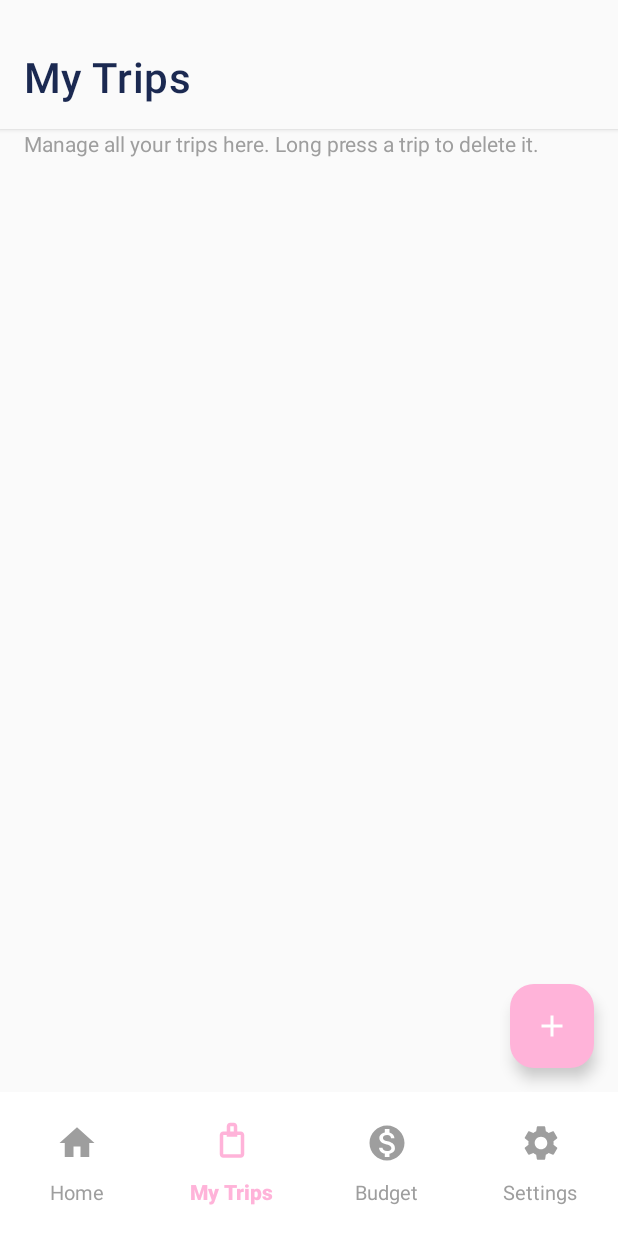
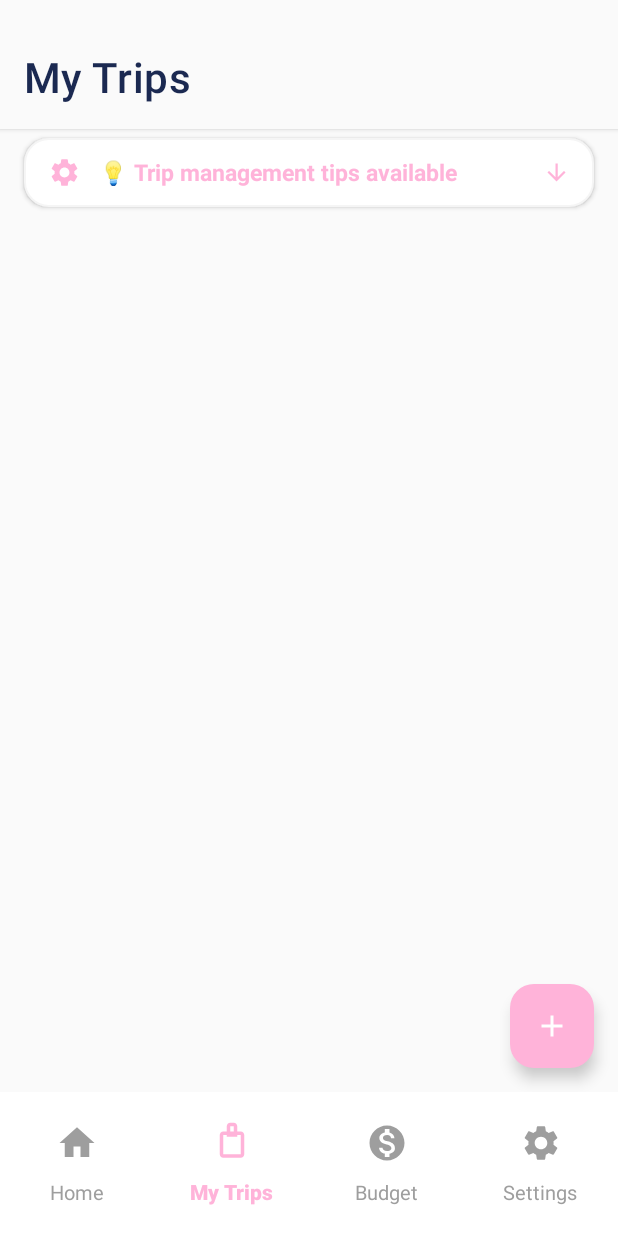
Before and after one commit to Perth00/WanderPlan, an Android app: the screen it shows after launch once a user with an empty profile is signed in (MainActivity), item 2 of the bottom bar chosen, on a phone screen of 412 x 824 dp. Run offline under Robolectric (Android 15) with nearby library versions, the phone set to English and light mode, and no system bars; our stand-ins replace Firebase (no records; nobody signed in at launch, a user with empty details on screens opened directly), Room's generated code.

Commit message:
finish the design and enhacnement vision

```diff
--- a/app/src/main/java/com/example/mobiledegreefinalproject/HomeFragment.java
+++ b/app/src/main/java/com/example/mobiledegreefinalproject/HomeFragment.java
@@ -34,6 +34,9 @@ public class HomeFragment extends Fragment {
     private TripsAdapter tripsAdapter;
     private TripsViewModel viewModel;
 
+    // Info Panel Manager for non-intrusive messages
+    private InfoPanelManager infoPanelManager;
+
     @Override
     public View onCreateView(@NonNull LayoutInflater inflater, ViewGroup container,
                              Bundle savedInstanceState) {
@@ -60,6 +63,25 @@ public class HomeFragment extends Fragment {
 
         // Find the button in the empty state layout
         btnAddTrip = view.findViewById(R.id.btn_add_trip_empty);
+
+        // Initialize Info Panel Manager
+        ViewGroup infoPanelContainer = view.findViewById(R.id.info_panel_container);
+        if (infoPanelContainer != null) {
+            infoPanelManager = new InfoPanelManager(getContext(), infoPanelContainer);
+
+            // Show appropriate tips based on user status
+            if (getActivity() instanceof MainActivity) {
+                MainActivity mainActivity = (MainActivity) getActivity();
+                UserManager userManager = mainActivity.getUserManager();
+                if (userManager != null && !userManager.isLoggedIn()) {
+                    infoPanelManager.showAccountRequiredForSync();
+                } else {
+                    infoPanelManager.showGeneralTip("This page shows your upcoming trips. Manage trips in 'My Trips' tab.");
+                }
+            }
+        } else {
+            android.util.Log.w("HomeFragment", "Info panel container not found");
+        }
     }
 
     private void setupViewModel() {
--- /dev/null
+++ b/app/src/main/java/com/example/mobiledegreefinalproject/InfoPanelManager.java
@@ -0,0 +1,319 @@
+package com.example.mobiledegreefinalproject;
+
+import android.content.Context;
+import android.view.View;
+import android.view.ViewGroup;
+import android.view.animation.Animation;
+import android.view.animation.AnimationUtils;
+import android.widget.ImageView;
+import android.widget.LinearLayout;
+import android.widget.TextView;
+
+/**
+ * Manager for handling the expandable info panel that provides
+ * non-intrusive tips and messages to users
+ */
+public class InfoPanelManager {
+
+    private static final String TAG = "InfoPanelManager";
+
+    private Context context;
+    private ViewGroup infoPanelContainer;
+    private LinearLayout infoStripHeader;
+    private LinearLayout infoPanelContent;
+    private ImageView infoArrow;
+    private TextView infoStripText;
+
+    // Content TextViews
+    private TextView tripTips;
+    private TextView activityTips;
+    private TextView syncStatus;
+    private TextView generalTips;
+
+    private boolean isExpanded = false;
+
+    public InfoPanelManager(Context context, ViewGroup infoPanelContainer) {
+        this.context = context;
+        this.infoPanelContainer = infoPanelContainer;
+        initViews();
+        setupClickListeners();
+    }
+
+    private void initViews() {
+        try {
+            infoStripHeader = infoPanelContainer.findViewById(R.id.info_strip_header);
+            infoPanelContent = infoPanelContainer.findViewById(R.id.info_panel_content);
+            infoArrow = infoPanelContainer.findViewById(R.id.iv_info_arrow);
+            infoStripText = infoPanelContainer.findViewById(R.id.tv_info_strip_text);
+
+            // Content views
+            tripTips = infoPanelContainer.findViewById(R.id.tv_trip_tips);
+            activityTips = infoPanelContainer.findViewById(R.id.tv_activity_tips);
+            syncStatus = infoPanelContainer.findViewById(R.id.tv_sync_status);
+            generalTips = infoPanelContainer.findViewById(R.id.tv_general_tips);
+
+        } catch (Exception e) {
+            android.util.Log.e(TAG, "Error initializing info panel views", e);
+        }
+    }
+
+    private void setupClickListeners() {
+        if (infoStripHeader != null) {
+            infoStripHeader.setOnClickListener(v -> toggleInfoPanel());
+        }
+    }
+
+    private void toggleInfoPanel() {
+        if (infoPanelContent == null || infoArrow == null) return;
+
+        try {
+            if (isExpanded) {
+                // Collapse
+                collapsePanel();
+            } else {
+                // Expand
+                expandPanel();
+            }
+        } catch (Exception e) {
+            android.util.Log.e(TAG, "Error toggling info panel", e);
+        }
+    }
+
+    private void expandPanel() {
+        if (infoPanelContent == null || infoArrow == null) return;
+
+        infoPanelContent.setVisibility(View.VISIBLE);
+
+        // Animate arrow rotation
+        infoArrow.animate()
+                .rotation(90f)
+                .setDuration(200)
+                .start();
+
+        // Animate panel expansion
+        try {
+            Animation slideDown = AnimationUtils.loadAnimation(context, R.anim.slide_up);
+            slideDown.setDuration(250);
+            infoPanelContent.startAnimation(slideDown);
+        } catch (Exception e) {
+            android.util.Log.w(TAG, "Animation error during expand", e);
+        }
+
+        isExpanded = true;
+        updateInfoStripText("👆 Tap to hide tips");
+    }
+
+    private void collapsePanel() {
+        if (infoPanelContent == null || infoArrow == null) return;
+
+        // Animate arrow rotation
+        infoArrow.animate()
+                .rotation(270f)
+                .setDuration(200)
+                .start();
+
+        // Animate panel collapse
+        try {
+            Animation fadeOut = AnimationUtils.loadAnimation(context, R.anim.fade_in);
+            fadeOut.setDuration(200);
+            fadeOut.setAnimationListener(new Animation.AnimationListener() {
+                @Override
+                public void onAnimationStart(Animation animation) {}
+
+                @Override
+                public void onAnimationEnd(Animation animation) {
+                    if (infoPanelContent != null) {
+                        infoPanelContent.setVisibility(View.GONE);
+                    }
+                }
+
+                @Override
+                public void onAnimationRepeat(Animation animation) {}
+            });
+            infoPanelContent.startAnimation(fadeOut);
+        } catch (Exception e) {
+            android.util.Log.w(TAG, "Animation error during collapse", e);
+            // Fallback without animation
+            infoPanelContent.setVisibility(View.GONE);
+        }
+
+        isExpanded = false;
+        updateInfoStripText("💡 Tap for tips and sync info");
+    }
+
+    private void updateInfoStripText(String text) {
+        if (infoStripText != null) {
+            infoStripText.setText(text);
+        }
+    }
+
+    // Methods to show different types of content
+
+    public void showTripManagementTips() {
+        if (tripTips != null) {
+            // Add emoji prefix and set proper color for trip tips
+            String tipsText = "🗺️ Long press a trip in 'My Trips' to delete it\n" +
+                             "🏠 Home shows upcoming trips (view-only)\n" +
+                             "🔄 Sync requires a registered account";
+            tripTips.setText(tipsText);
+
+            // Set proper color for trip tips
+            try {
+                tripTips.setTextColor(context.getResources().getColor(R.color.primary, context.getTheme()));
+            } catch (Exception e) {
+                android.util.Log.w(TAG, "Error setting trip tips color", e);
+                // Fallback to default
+                tripTips.setTextColor(context.getResources().getColor(R.color.primary));
+            }
+        }
+
+        showContent(tripTips, true);
+        updateInfoStripText("💡 Trip management tips available");
+    }
+
+    public void showActivityManagementTips() {
+        if (activityTips != null) {
+            // Add emoji prefix and set proper color for activity tips
+            String tipsText = "🎯 Long press an activity to delete it\n" +
+                             "🔄 New activities may need a refresh to appear\n" +
+                             "☁️ All changes sync automatically with your account";
+            activityTips.setText(tipsText);
+
+            // Set proper color for activity tips
+            try {
+                activityTips.setTextColor(context.getResources().getColor(R.color.primary, context.getTheme()));
+            } catch (Exception e) {
+                android.util.Log.w(TAG, "Error setting activity tips color", e);
+                // Fallback to default
+                activityTips.setTextColor(context.getResources().getColor(R.color.primary));
+            }
+        }
+
+        showContent(activityTips, true);
+        updateInfoStripText("💡 Activity management tips available");
+    }
+
+    public void updateSyncStatus(String status, boolean isSuccess) {
+        if (syncStatus != null) {
+            String prefix = isSuccess ? "📡 " : "⚠️ ";
+            syncStatus.setText(prefix + "Sync Status: " + status);
+
+            // Set color based on status
+            try {
+                int colorRes = isSuccess ? R.color.success : R.color.warning;
+                syncStatus.setTextColor(context.getResources().getColor(colorRes, context.getTheme()));
+            } catch (Exception e) {
+                android.util.Log.w(TAG, "Error setting sync status color", e);
+            }
+
+            showContent(syncStatus, true);
+            updateInfoStripText("Sync status updated");
+        }
+    }
+
+    public void showGeneralTip(String tip) {
+        if (generalTips != null) {
+            generalTips.setText("💡 " + tip);
+
+            // Set proper color for tips - using primary blue like other panels
+            try {
+                generalTips.setTextColor(context.getResources().getColor(R.color.primary, context.getTheme()));
+            } catch (Exception e) {
+                android.util.Log.w(TAG, "Error setting general tip color", e);
+                // Fallback to default
+                generalTips.setTextColor(context.getResources().getColor(R.color.primary));
+            }
+
+            showContent(generalTips, true);
+            updateInfoStripText("💡 New tip available");
+        }
+    }
+
+    public void addCustomMessage(String message, boolean isImportant) {
+        // For custom messages, we'll use the general tips area
+        if (generalTips != null) {
+            String prefix = isImportant ? "⚠️ " : "ℹ️ ";
+            generalTips.setText(prefix + message);
+
+            // Set color based on importance - use primary blue for consistency, except warnings
+            try {
+                int colorRes = isImportant ? R.color.warning : R.color.primary;
+                generalTips.setTextColor(context.getResources().getColor(colorRes, context.getTheme()));
+            } catch (Exception e) {
+                android.util.Log.w(TAG, "Error setting custom message color", e);
+                // Fallback to default
+                generalTips.setTextColor(context.getResources().getColor(R.color.primary));
+            }
+
+            showContent(generalTips, true);
+            updateInfoStripText(isImportant ? "⚠️ Important info available" : "ℹ️ Info available");
+        }
+    }
+
+    private void showContent(TextView contentView, boolean show) {
+        if (contentView != null) {
+            contentView.setVisibility(show ? View.VISIBLE : View.GONE);
+        }
+    }
+
+    // Convenience methods for common scenarios
+
+    public void showSyncSuccess() {
+        updateSyncStatus("All data up to date", true);
+    }
+
+    public void showSyncInProgress() {
+        updateSyncStatus("Syncing data...", true);
+    }
+
+    public void showSyncError(String error) {
+        updateSyncStatus("Sync error: " + error, false);
+    }
+
+    public void showActivityDeletedMessage() {
+        addCustomMessage("Activity deleted. Data refreshed automatically.", false);
+    }
+
+    public void showTripDeletedMessage() {
+        addCustomMessage("Trip deleted successfully. Returning to trip list.", false);
+    }
+
+    public void showAccountRequiredForSync() {
+        showGeneralTip("Create an account to sync your trips across devices");
+    }
+
+    public void showActivityRefreshTip() {
+        addCustomMessage("New activities may need a refresh to appear", false);
+    }
+
+    public void showDeleteInstructionForTrip() {
+        addCustomMessage("To delete a trip, go to 'My Trips' and long press the trip", false);
+    }
+
+    // Reset and cleanup methods
+
+    public void hideAllContent() {
+        showContent(tripTips, false);
+        showContent(activityTips, false);
+        showContent(syncStatus, false);
+        showContent(generalTips, false);
+        updateInfoStripText("💡 Tap for tips and sync info");
+    }
+
+    public void reset() {
+        hideAllContent();
+        if (isExpanded) {
+            collapsePanel();
+        }
+    }
+
+    public boolean isExpanded() {
+        return isExpanded;
+    }
+
+    public void setVisible(boolean visible) {
+        if (infoPanelContainer != null) {
+            infoPanelContainer.setVisibility(visible ? View.VISIBLE : View.GONE);
+        }
+    }
+}
--- a/app/src/main/java/com/example/mobiledegreefinalproject/TripsFragment.java
+++ b/app/src/main/java/com/example/mobiledegreefinalproject/TripsFragment.java
@@ -1,10 +1,12 @@
 package com.example.mobiledegreefinalproject;
 
+import android.app.AlertDialog;
 import android.content.Intent;
 import android.os.Bundle;
 import android.view.LayoutInflater;
 import android.view.View;
 import android.view.ViewGroup;
+import android.widget.LinearLayout;
 import android.widget.TextView;
 import android.widget.Toast;
 
@@ -29,6 +31,8 @@ public class TripsFragment extends Fragment {
     private TripsAdapter tripsAdapter;
     private TripsViewModel viewModel;
 
+    // Info Panel Manager for non-intrusive messages
+    private InfoPanelManager infoPanelManager;
 
     @Override
     public View onCreateView(@NonNull LayoutInflater inflater, ViewGroup container,
@@ -58,6 +62,15 @@ public class TripsFragment extends Fragment {
         tripsRecyclerView = view.findViewById(R.id.rv_trips);
         fabAddTrip = view.findViewById(R.id.fab_add_trip);
         emptyStateText = view.findViewById(R.id.empty_state_text);
+
+        // Initialize Info Panel Manager
+        ViewGroup infoPanelContainer = view.findViewById(R.id.info_panel_container);
+        if (infoPanelContainer != null) {
+            infoPanelManager = new InfoPanelManager(getContext(), infoPanelContainer);
+            infoPanelManager.showTripManagementTips();
+        } else {
+            android.util.Log.w("TripsFragment", "Info panel container not found");
+        }
 
         // Debug: Log if views are null
         if (tripsRecyclerView == null) {
@@ -129,12 +142,10 @@ public class TripsFragment extends Fragment {
         }
     }
 
-
-
     private void showDeleteTripDialog(Trip trip) {
         if (getContext() == null) return;
 
-        new android.app.AlertDialog.Builder(getContext())
+        new AlertDialog.Builder(getContext())
                 .setTitle("Delete Trip")
                 .setMessage("Are you sure you want to delete \"" + trip.getTitle() + "\"?\n\nThis will also delete all activities for this trip. This action cannot be undone.")
                 .setPositiveButton("Delete", (dialog, which) -> deleteTrip(trip))
@@ -151,7 +162,7 @@ public class TripsFragment extends Fragment {
         }
 
         // Show loading dialog
-        android.app.AlertDialog progressDialog = new android.app.AlertDialog.Builder(getContext())
+        AlertDialog progressDialog = new AlertDialog.Builder(getContext())
             .setMessage("Deleting trip...")
             .setCancelable(false)
             .create();
@@ -182,7 +193,9 @@ public class TripsFragment extends Fragment {
                 }
 
                 if (getContext() != null) {
-                    Toast.makeText(getContext(), "Trip \"" + trip.getTitle() + "\" deleted successfully", Toast.LENGTH_SHORT).show();
+                    if (infoPanelManager != null) {
+                        infoPanelManager.addCustomMessage("Trip \"" + trip.getTitle() + "\" deleted successfully", false);
+                    }
                 }
 
                 android.util.Log.d("TripsFragment", "Trip deleted successfully: " + trip.getTitle());
@@ -213,7 +226,7 @@ public class TripsFragment extends Fragment {
 
                 if (getContext() != null) {
                     try {
-                        new android.app.AlertDialog.Builder(getContext())
+                        new AlertDialog.Builder(getContext())
                                 .setTitle("Delete Failed")
                                 .setMessage("Failed to delete trip: " + error)
                                 .setPositiveButton("OK", null)
--- a/app/src/main/res/layout/fragment_trips.xml
+++ b/app/src/main/res/layout/fragment_trips.xml
@@ -6,14 +6,6 @@
     android:background="@color/background_light">
 
     <!-- Header Section -->
-    <LinearLayout
-        android:id="@+id/layout_header"
-        android:layout_width="match_parent"
-        android:layout_height="wrap_content"
-        android:orientation="vertical"
-        android:paddingBottom="8dp">
-
-        <!-- Page Title -->
     <TextView
         android:id="@+id/tv_header"
         style="@style/WanderPlan.Text.PageHeader"
@@ -21,24 +13,20 @@
         android:layout_height="wrap_content"
         android:text="@string/nav_trips" />
 
-        <!-- Explanatory Text -->
-        <TextView
-            style="@style/WanderPlan.Text.Body"
+    <!-- Info Panel -->
+    <include
+        android:id="@+id/info_panel_container"
+        layout="@layout/info_panel_strip"
         android:layout_width="match_parent"
         android:layout_height="wrap_content"
-            android:paddingHorizontal="16dp"
-            android:text="Manage all your trips here. Long press a trip to delete it."
-            android:textColor="@color/medium_grey"
-            android:textSize="14sp" />
-
-    </LinearLayout>
+        android:layout_below="@+id/tv_header" />
 
     <!-- Trips List -->
     <androidx.recyclerview.widget.RecyclerView
         android:id="@+id/rv_trips"
         android:layout_width="match_parent"
         android:layout_height="match_parent"
-        android:layout_below="@+id/layout_header"
+        android:layout_below="@+id/info_panel_container"
         android:padding="8dp" />
 
     <!-- Empty State -->
--- /dev/null
+++ b/app/src/main/res/layout/info_panel_strip.xml
@@ -0,0 +1,126 @@
+<?xml version="1.0" encoding="utf-8"?>
+<LinearLayout xmlns:android="http://schemas.android.com/apk/res/android"
+    xmlns:app="http://schemas.android.com/apk/res-auto"
+    android:layout_width="match_parent"
+    android:layout_height="wrap_content"
+    android:orientation="vertical"
+    android:background="@color/background_light">
+
+    <!-- Clickable Info Strip -->
+    <LinearLayout
+        android:id="@+id/info_strip_header"
+        android:layout_width="match_parent"
+        android:layout_height="wrap_content"
+        android:orientation="horizontal"
+        android:background="@drawable/bg_rounded_card"
+        android:layout_marginHorizontal="16dp"
+        android:layout_marginVertical="6dp"
+        android:paddingHorizontal="16dp"
+        android:paddingVertical="12dp"
+        android:clickable="true"
+        android:focusable="true"
+        android:foreground="?android:attr/selectableItemBackground"
+        android:elevation="2dp">
+
+        <!-- Info Icon -->
+        <ImageView
+            android:layout_width="22dp"
+            android:layout_height="22dp"
+            android:src="@drawable/ic_settings"
+            app:tint="@color/primary"
+            android:layout_gravity="center_vertical"
+            android:contentDescription="Info icon" />
+
+        <!-- Info Text -->
+        <TextView
+            android:id="@+id/tv_info_strip_text"
+            android:layout_width="0dp"
+            android:layout_height="wrap_content"
+            android:layout_weight="1"
+            android:layout_marginStart="12dp"
+            android:text="💡 Tap for tips and sync info"
+            android:textSize="15sp"
+            android:textColor="@color/primary"
+            android:textStyle="bold"
+            android:layout_gravity="center_vertical" />
+
+        <!-- Expand/Collapse Arrow -->
+        <ImageView
+            android:id="@+id/iv_info_arrow"
+            android:layout_width="18dp"
+            android:layout_height="18dp"
+            android:src="@drawable/ic_arrow_back"
+            app:tint="@color/primary"
+            android:layout_gravity="center_vertical"
+            android:rotation="270"
+            android:contentDescription="Expand/Collapse" />
+
+    </LinearLayout>
+
+    <!-- Expandable Info Content -->
+    <LinearLayout
+        android:id="@+id/info_panel_content"
+        android:layout_width="match_parent"
+        android:layout_height="wrap_content"
+        android:orientation="vertical"
+        android:background="@drawable/bg_rounded_card"
+        android:layout_marginHorizontal="16dp"
+        android:layout_marginBottom="12dp"
+        android:paddingHorizontal="20dp"
+        android:paddingVertical="16dp"
+        android:elevation="2dp"
+        android:visibility="gone">
+
+        <!-- Trip Management Tips -->
+        <TextView
+            android:id="@+id/tv_trip_tips"
+            android:layout_width="match_parent"
+            android:layout_height="wrap_content"
+            android:text="🗺️ Long press a trip in 'My Trips' to delete it\n🏠 Home shows upcoming trips (view-only)\n🔄 Sync requires a registered account"
+            android:textSize="14sp"
+            android:textColor="@color/primary"
+            android:lineSpacingExtra="4dp"
+            android:layout_marginBottom="12dp"
+            android:fontFamily="sans-serif"
+            android:visibility="gone" />
+
+        <!-- Activity Management Tips -->
+        <TextView
+            android:id="@+id/tv_activity_tips"
+            android:layout_width="match_parent"
+            android:layout_height="wrap_content"
+            android:text="🎯 Long press an activity to delete it\n🔄 New activities may need a refresh to appear\n☁️ All changes sync automatically with your account"
+            android:textSize="14sp"
+            android:textColor="@color/primary"
+            android:lineSpacingExtra="4dp"
+            android:layout_marginBottom="12dp"
+            android:fontFamily="sans-serif"
+            android:visibility="gone" />
+
+        <!-- Sync Status -->
+        <TextView
+            android:id="@+id/tv_sync_status"
+            android:layout_width="match_parent"
+            android:layout_height="wrap_content"
+            android:text="📡 Sync Status: All data up to date"
+            android:textSize="14sp"
+            android:textColor="@color/success"
+            android:textStyle="bold"
+            android:layout_marginBottom="8dp"
+            android:fontFamily="sans-serif"
+            android:visibility="gone" />
+
+        <!-- General Tips -->
+        <TextView
+            android:id="@+id/tv_general_tips"
+            android:layout_width="match_parent"
+            android:layout_height="wrap_content"
+            android:text="💡 Tip: Create an account to sync your trips across devices"
+            android:textSize="14sp"
+            android:textColor="@color/primary"
+            android:fontFamily="sans-serif"
+            android:visibility="gone" />
+
+    </LinearLayout>
+
+</LinearLayout>
--- a/app/src/main/res/values/strings.xml
+++ b/app/src/main/res/values/strings.xml
@@ -28,7 +28,7 @@
     <string name="welcome_message">Welcome, %1$s!</string>
     <string name="upcoming_trips">Upcoming Trips</string>
     <string name="add_new_trip">Add New Trip</string>
-    <string name="no_trips_message">No trips planned yet. Start planning your next adventure!</string>
+    <string name="no_trips_message">No trips yet!\nStart planning your next adventure.</string>
 
     <!-- Trip Details -->
     <string name="trip_title">Trip Title</string>
```
Also changed, not shown: app/src/main/java/com/example/mobiledegreefinalproject/TripDetailActivity.java (+82 -51 lines), app/src/main/res/layout/activity_trip_detail.xml (+42 -25 lines), app/src/main/res/layout/fragment_home.xml (+8 -12 lines). Lines whose indentation alone changed are shown as unchanged.
